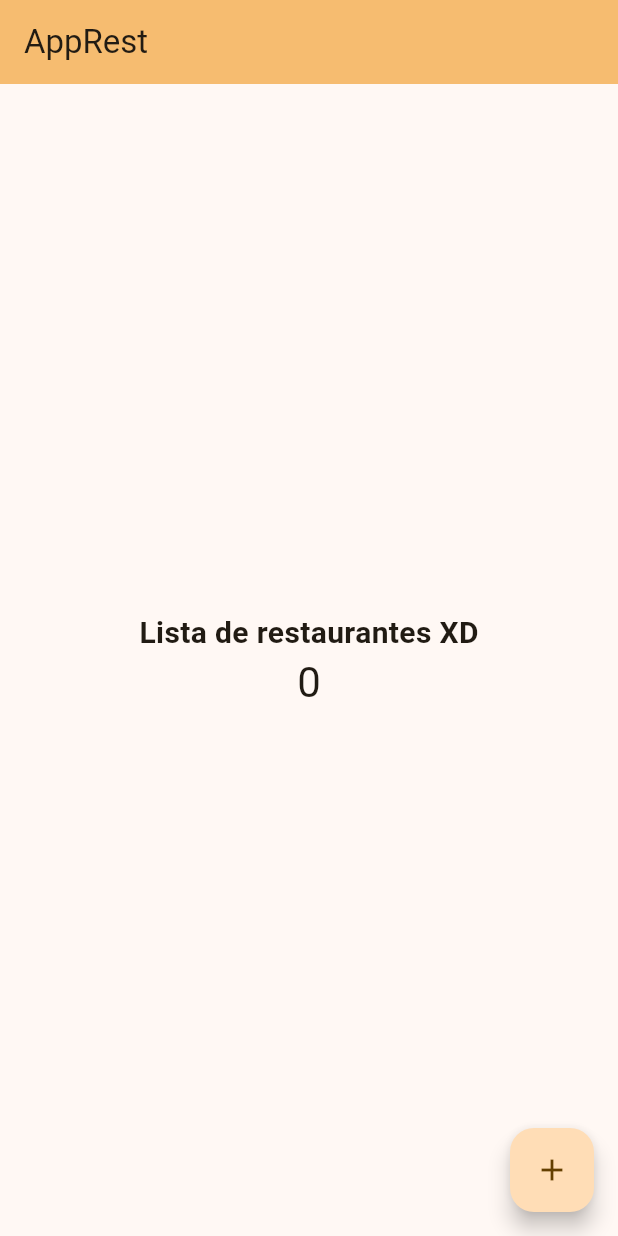
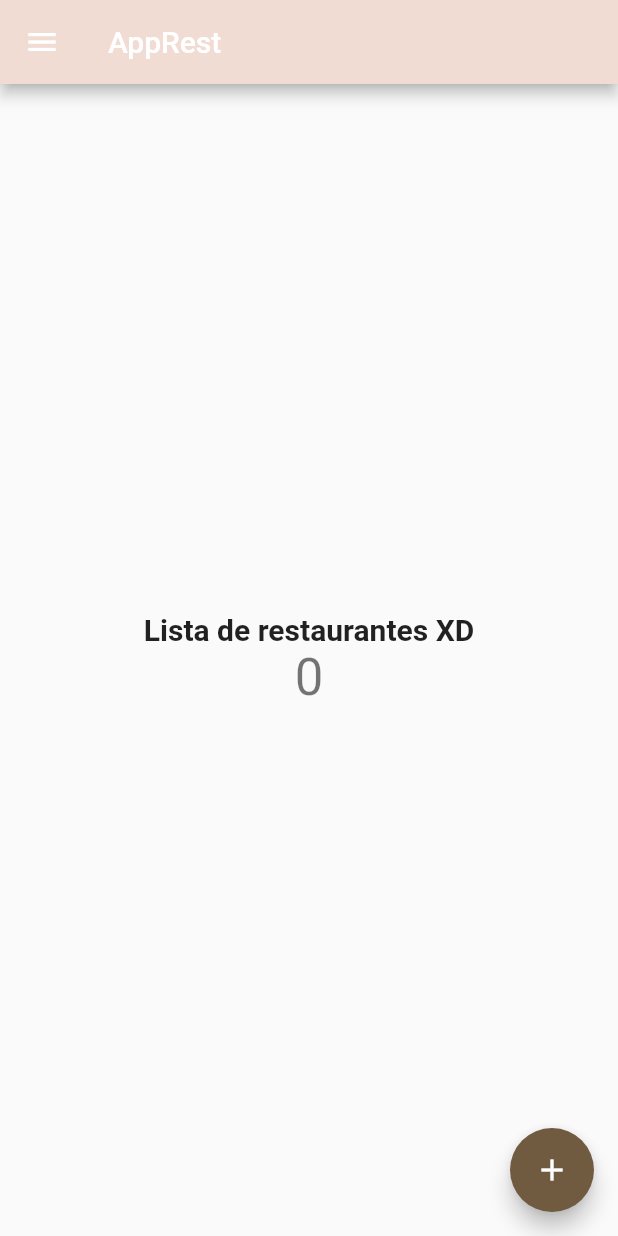
Before and after one commit to Jesus-fran/apprest, a Flutter app: the screen it shows after launch, on a phone screen of 412 x 824 dp. Run offline on Flutter 3.47's test engine with Material 2 defaults, Android fonts, the phone set to English and light mode, and no system bars.

Commit message:
Agregando menú de la aplicación

```diff
--- a/lib/main.dart
+++ b/lib/main.dart
@@ -5,9 +5,8 @@ void main() {
 }
 
 class MyApp extends StatelessWidget {
-  const MyApp({super.key});
+  const MyApp({Key? key}) : super(key: key);
 
-  // This widget is the root of your application.
   @override
   Widget build(BuildContext context) {
     return MaterialApp(
@@ -16,7 +15,6 @@ class MyApp extends StatelessWidget {
       theme: ThemeData(
         colorScheme: ColorScheme.fromSeed(
             seedColor: const Color.fromARGB(255, 116, 78, 21)),
-        useMaterial3: true,
       ),
       home: const MyHomePage(title: 'AppRest'),
     );
@@ -24,7 +22,7 @@ class MyApp extends StatelessWidget {
 }
 
 class MyHomePage extends StatefulWidget {
-  const MyHomePage({super.key, required this.title});
+  const MyHomePage({Key? key, required this.title}) : super(key: key);
 
   final String title;
 
@@ -45,20 +43,60 @@ class _MyHomePageState extends State<MyHomePage> {
   Widget build(BuildContext context) {
     return Scaffold(
       appBar: AppBar(
-        backgroundColor: Theme.of(context).colorScheme.inversePrimary,
+        backgroundColor: Color(0xFFF1DCD3),
         title: Text(widget.title),
+        leading: Builder(
+          builder: (BuildContext context) {
+            return IconButton(
+              icon: Icon(Icons.menu),
+              onPressed: () {
+                Scaffold.of(context).openDrawer();
+              },
+            );
+          },
+        ),
+      ),
+      drawer: Drawer(
+        child: ListView(
+          children: <Widget>[
+            DrawerHeader(
+              child: Text('Menú'),
+              decoration: BoxDecoration(
+                color: Color(0xFFF1DCD3),
+              ),
+            ),
+            ListTile(
+              title: Text('Zona'),
+              onTap: () {
+                Navigator.of(context).pop();
+              },
+            ),
+            ListTile(
+              title: Text('Ofertas'),
+              onTap: () {
+                Navigator.of(context).pop();
+              },
+            ),
+            ListTile(
+              title: Text('Nosotros'),
+              onTap: () {
+                Navigator.of(context).pop();
+              },
+            ),
+          ],
+        ),
       ),
       body: Center(
         child: Column(
           mainAxisAlignment: MainAxisAlignment.center,
           children: <Widget>[
-            const Center(
-              child: Text("Lista de restaurantes XD",
-                  style: TextStyle(fontSize: 20, fontWeight: FontWeight.bold)),
+            Text(
+              "Lista de restaurantes XD",
+              style: TextStyle(fontSize: 20, fontWeight: FontWeight.bold),
             ),
             Text(
               '$_counter',
-              style: Theme.of(context).textTheme.headlineMedium,
+              style: Theme.of(context).textTheme.headline4,
             ),
           ],
         ),
```
